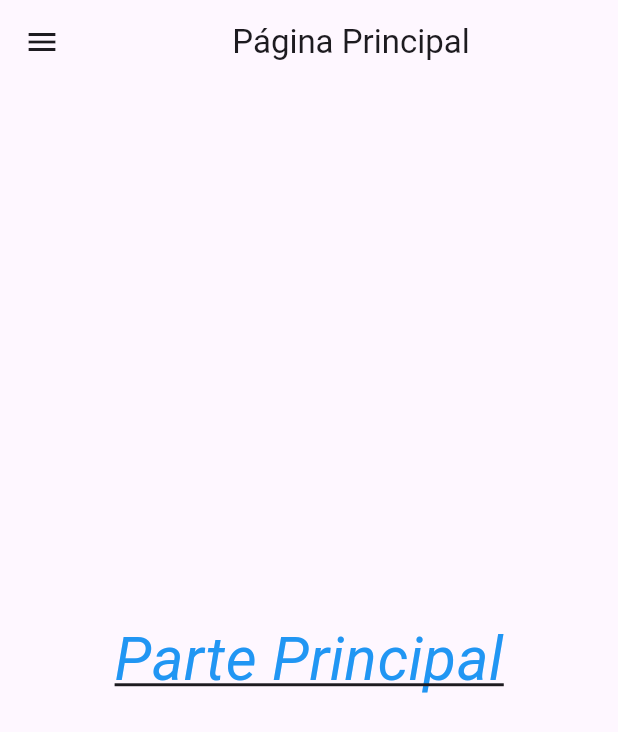
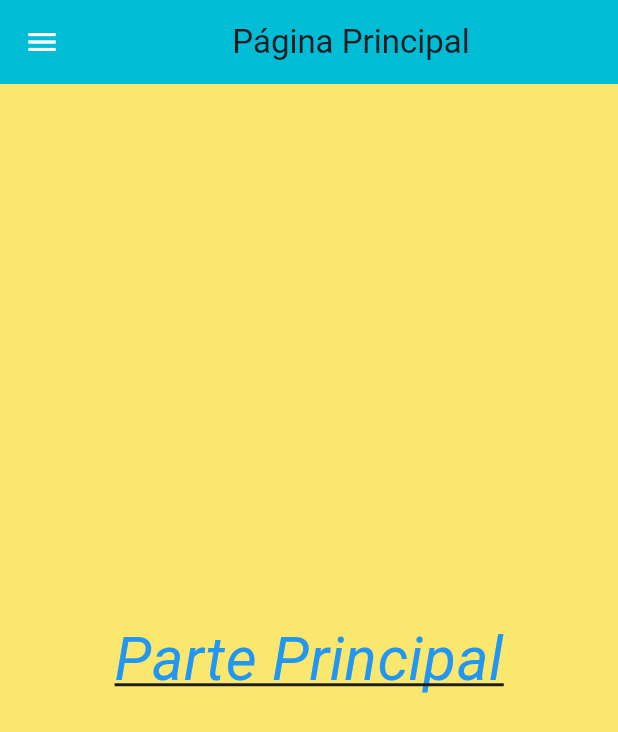
Before and after one commit to DavidLN-Picasso/DavidL-Programacion-Multiplataforma, a Flutter app: the screen it shows after launch, on a phone screen of 412 x 824 dp. Shown: the top 732 px of the screen. Run offline on Flutter 3.47's test engine with Material 3 defaults, Android fonts, the phone set to English and light mode, and no system bars; our stand-ins replace google_fonts; missing offline and left inert: extra_weight_text_style.

Commit message:
Temas Terminados

```diff
--- a/actividades_tema_1/lib/main.dart
+++ b/actividades_tema_1/lib/main.dart
@@ -14,6 +14,8 @@ class MyApp extends StatelessWidget {
 
       debugShowCheckedModeBanner: false,
       title: 'Página Principal',
+
+      theme: MiTema.modoClaro,
 
       // Rutas Nombradas
 
--- a/actividades_tema_1/lib/screens/ejercicio1.dart
+++ b/actividades_tema_1/lib/screens/ejercicio1.dart
@@ -10,7 +10,7 @@ class Ejercicio1 extends StatelessWidget {
         // Barra Superior
 
         appBar: AppBar(
-          title: Text('Ejercicio 1'),
+          title: Text('Ejercicio 1', style: Theme.of(context).textTheme.titleSmall),
         ),
 
         // Cuerpo del Programa
--- a/actividades_tema_1/lib/screens/ejercicio10.dart
+++ b/actividades_tema_1/lib/screens/ejercicio10.dart
@@ -37,7 +37,7 @@ class Ejercicio10State extends State<Ejercicio10> {
         // Barra Superior
 
         appBar: AppBar(
-          title: Text('Ejercicio 10'),
+          title: Text('Ejercicio 10', style: Theme.of(context).textTheme.titleSmall),
         ),
 
         // Cuerpo del Programa
--- a/actividades_tema_1/lib/screens/ejercicio11/ejercicio11.dart
+++ b/actividades_tema_1/lib/screens/ejercicio11/ejercicio11.dart
@@ -13,7 +13,7 @@ class Ejercicio11 extends StatelessWidget {
           title: Row( children: [
 
             Spacer(),
-            Text("Ejercicio11"),
+            Text("Ejercicio11", style: Theme.of(context).textTheme.titleSmall),
             Icon(Icons.verified, color: Colors.cyan),
             Spacer(),
             Icon(Icons.more_horiz)
--- a/actividades_tema_1/lib/screens/ejercicio11/iconos.dart
+++ b/actividades_tema_1/lib/screens/ejercicio11/iconos.dart
@@ -6,7 +6,7 @@ class Iconos extends StatelessWidget {
   @override
   Widget build(BuildContext context) {
     return Padding(padding: EdgeInsetsGeometry.only(bottom: 10) ,
-      child: Container(decoration: BoxDecoration(border: Border.all(width: 1, color: Colors.grey)),
+      child: Container(decoration: BoxDecoration(border: Border.all(width: 1, color: Colors.grey), color: Colors.white),
       child: Row(mainAxisAlignment: MainAxisAlignment.spaceEvenly,
       children: [
 
--- a/actividades_tema_1/lib/screens/ejercicio12.dart
+++ b/actividades_tema_1/lib/screens/ejercicio12.dart
@@ -42,9 +42,8 @@ class _Ejercicio12 extends State<Ejercicio12> {
   @override
   Widget build(BuildContext context) {
     return Scaffold(
-        backgroundColor: Colors.white,
         appBar: AppBar(
-          title: Text("Colores Random"),
+          title: Text("Colores Random", style: Theme.of(context).textTheme.titleSmall),
         ),
         body: Column(
           mainAxisAlignment: MainAxisAlignment.spaceEvenly,
--- a/actividades_tema_1/lib/screens/ejercicio2.dart
+++ b/actividades_tema_1/lib/screens/ejercicio2.dart
@@ -10,7 +10,7 @@ class Ejercicio2 extends StatelessWidget {
         // Barra Superior
 
         appBar: AppBar(
-          title: Text('Ejercicio 2'),
+          title: Text('Ejercicio 2', style: Theme.of(context).textTheme.titleSmall),
         ),
 
         // Cuerpo del Programa
--- a/actividades_tema_1/lib/screens/ejercicio3.dart
+++ b/actividades_tema_1/lib/screens/ejercicio3.dart
@@ -10,7 +10,7 @@ class Ejercicio3 extends StatelessWidget {
         // Barra Superior
 
         appBar: AppBar(
-          title: Text('Ejercicio 3'),
+          title: Text('Ejercicio 3', style: Theme.of(context).textTheme.titleSmall),
         ),
 
         // Cuerpo del Programa
--- a/actividades_tema_1/lib/screens/ejercicio4.dart
+++ b/actividades_tema_1/lib/screens/ejercicio4.dart
@@ -10,7 +10,7 @@ class Ejercicio4 extends StatelessWidget {
         // Barra Superior
 
         appBar: AppBar(
-          title: Text('Ejercicio 4'),
+          title: Text('Ejercicio 4', style: Theme.of(context).textTheme.titleSmall),
         ),
 
         // Cuerpo del Programa
--- a/actividades_tema_1/lib/screens/ejercicio5.dart
+++ b/actividades_tema_1/lib/screens/ejercicio5.dart
@@ -10,7 +10,7 @@ class Ejercicio5 extends StatelessWidget {
         // Barra Superior
 
         appBar: AppBar(
-          title: Text('Ejercicio 5'),
+          title: Text('Ejercicio 5', style: Theme.of(context).textTheme.titleSmall),
         ),
 
         // Cuerpo del Programa
--- a/actividades_tema_1/lib/screens/ejercicio6.dart
+++ b/actividades_tema_1/lib/screens/ejercicio6.dart
@@ -10,7 +10,7 @@ class Ejercicio6 extends StatelessWidget {
         // Barra Superior
 
         appBar: AppBar(
-          title: const Text('Ejercicio 6'),
+          title: Text('Ejercicio 6', style: Theme.of(context).textTheme.titleSmall),
         ),
 
         // Cuerpo del Programa
--- a/actividades_tema_1/lib/screens/ejercicio7.dart
+++ b/actividades_tema_1/lib/screens/ejercicio7.dart
@@ -10,7 +10,7 @@ class Ejercicio7 extends StatelessWidget {
         // Barra Superior
 
         appBar: AppBar(
-          title: const Text('Ejercicio 7'),
+          title: Text('Ejercicio 7', style: Theme.of(context).textTheme.titleSmall),
         ),
 
         // Cuerpo del Programa
--- a/actividades_tema_1/lib/screens/ejercicio8.dart
+++ b/actividades_tema_1/lib/screens/ejercicio8.dart
@@ -17,7 +17,6 @@ class Ejercicio8 extends StatelessWidget {
 
         appBar: AppBar(
           title: Text('Ejemplo de Filas y Columnas Anidadas', style: TextStyle(fontSize: esMovil ? 16 : 28)),
-          backgroundColor: Colors.cyan,
         ),
 
         // Cuerpo del Programa
--- a/actividades_tema_1/lib/screens/ejercicio9.dart
+++ b/actividades_tema_1/lib/screens/ejercicio9.dart
@@ -10,7 +10,7 @@ class Ejercicio9 extends StatelessWidget {
         // Barra Superior
 
         appBar: AppBar(
-          title: Text('Challenge', style: TextStyle(color: Colors.white)),
+          title: Text('Challenge', style: Theme.of(context).textTheme.titleSmall),
           backgroundColor: Colors.blue,
         ),
 
--- a/actividades_tema_1/lib/home_screen.dart
+++ b/actividades_tema_1/lib/screens/home_screen.dart
@@ -1,4 +1,4 @@
-import 'screens/imports.dart';
+import 'imports.dart';
 
 class HomeScreen extends StatelessWidget {
     const HomeScreen({super.key});
--- a/actividades_tema_1/lib/themes/paleta.dart
+++ b/actividades_tema_1/lib/themes/paleta.dart
@@ -2,8 +2,20 @@ import '../screens/imports.dart';
 
 abstract final class MiPaleta {
 
-  static const Color botonRojo = Color.fromARGB(255, 221, 51, 39);
-  static const Color botonAzul = Color.fromARGB(255, 21, 169, 206);
-  static const Color botonVerde = Color.fromARGB(255, 101, 173, 32);
+  // Modo Claro
+
+  static const Color fondoAppBar = Colors.cyan;
+  static const Color colorFondo = Color.fromARGB(255, 250, 231, 109);
+  static const Color textoClaro = Color.fromARGB(255, 0, 0, 0);
+  static const Color tituloAppBar = Colors.white;
+
+  // Modo Oscuro
+
+  static const Color fondoAppBarOscuro = Color.fromARGB(255, 28, 29, 29);
+  static const Color colorFondoOscuro = Color.fromARGB(255, 53, 53, 52);
+  static const Color textoOscuro = Colors.white;
+  static const Color tituloAppBarOscuro = Colors.white;
+  static const Color iconoOscuro = Colors.white;
+  static const Color listTileFondoOscuro = Color.fromARGB(255, 53, 53, 52);
 
 }
--- a/actividades_tema_1/lib/themes/tema.dart
+++ b/actividades_tema_1/lib/themes/tema.dart
@@ -1,29 +1,45 @@
 import '../screens/imports.dart';
 
 class MiTema {
+
+  // Tema Claro
 
   static ThemeData get modoClaro {
 
     return ThemeData(
 
       useMaterial3: true,
-      colorScheme: ColorScheme.fromSeed(seedColor: Colors.cyan,
-        brightness: Brightness.light),
-      scaffoldBackgroundColor: Color.fromARGB(255, 145, 238, 238),
-
+      scaffoldBackgroundColor: MiPaleta.colorFondo,
+      appBarTheme: AppBarTheme(
+        backgroundColor: MiPaleta.fondoAppBar,
+        iconTheme: IconThemeData(color: MiPaleta.iconoOscuro),
+        ),
+      textTheme: TextTheme(
+        titleSmall: TextStyle(color: MiPaleta.tituloAppBar, fontSize: 22),
+        bodyMedium: TextStyle(color: MiPaleta.textoClaro),
+      ),
+      // listTileTheme: ListTileThemeData(tileColor: MiPaleta.colorFondo)
     );
   }
 
-  static ThemeData get modoOscuro {
+  // Tema Oscuro
+
+ /* static ThemeData get modoOscuro {
 
     return ThemeData(
 
       useMaterial3: true,
-      colorScheme: ColorScheme.fromSeed(seedColor:  Color.fromARGB(255, 173, 221, 228),
-        brightness: Brightness.dark),
-      scaffoldBackgroundColor: Color.fromARGB(255, 28, 32, 32),
-
+      scaffoldBackgroundColor: MiPaleta.colorFondoOscuro,
+      appBarTheme: AppBarTheme(
+        backgroundColor: MiPaleta.fondoAppBarOscuro,
+        iconTheme: IconThemeData(color: MiPaleta.iconoOscuro),
+      ),
+      textTheme: TextTheme(
+        titleSmall: TextStyle(color: MiPaleta.tituloAppBarOscuro, fontSize: 22),
+        bodyMedium: TextStyle(color: MiPaleta.textoOscuro),
+      ),
+      listTileTheme: ListTileThemeData(tileColor: MiPaleta.listTileFondoOscuro)
     );
-  }
+  } */
 
 }
```
Also changed, not shown: actividades_tema_1/lib/screens/ejercicio11/botones.dart (+4 -4 lines), actividades_tema_1/lib/screens/ejercicio13.dart (+12 -1 lines), actividades_tema_1/lib/screens/imports.dart (+6 -1 lines), actividades_tema_1/pubspec.lock.
